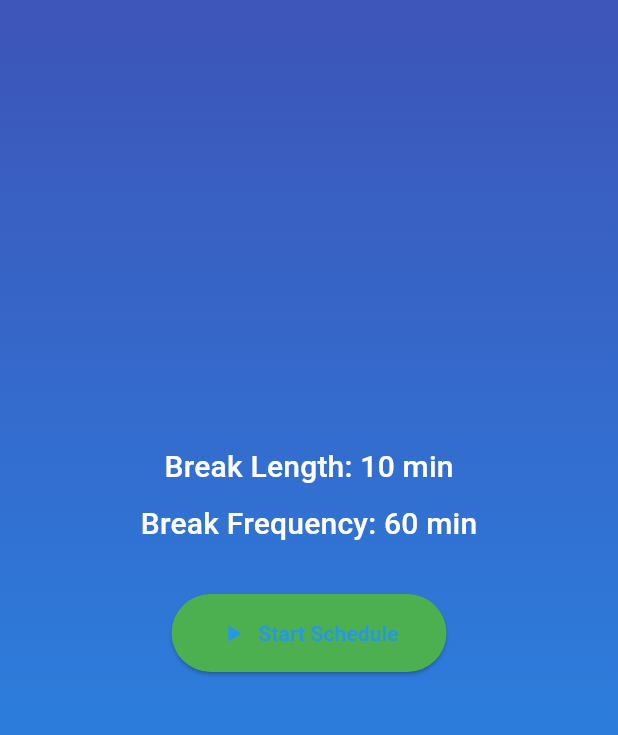
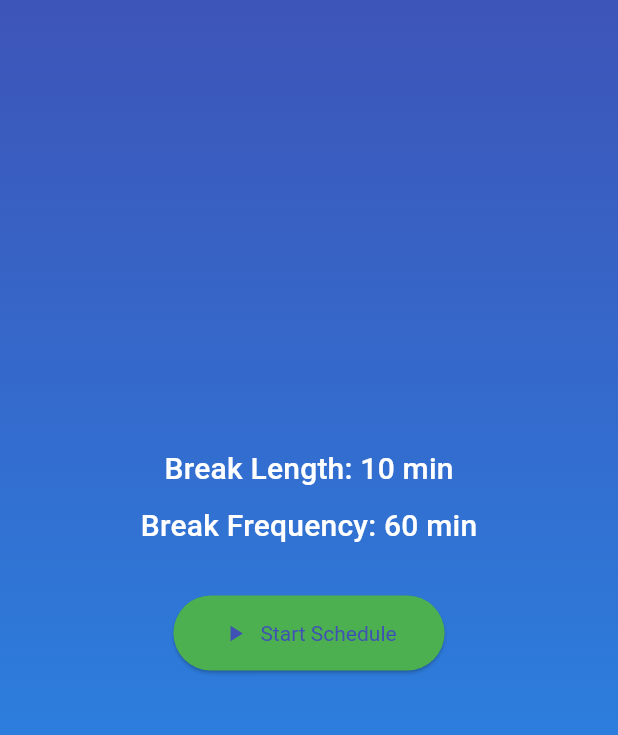
Before and after one commit to FlutterSmith/BreakSchedule, a Flutter app: the screen it shows after launch, after a tap on "Save Schedule", on a phone screen of 412 x 824 dp, the part 60-795 px from its top. Run offline on Flutter 3.47's test engine with Material 3 defaults, Android fonts, the phone set to English and light mode, and no system bars; our stand-ins replace bloc, equatable, flutter_bloc, flutter_local_notifications, lottie.

Commit message:
Add Lottie animation asset and update button styles in theme

```diff
--- a/lib/core/theme.dart
+++ b/lib/core/theme.dart
@@ -2,20 +2,29 @@
 
 class AppTheme {
   static ThemeData lightTheme = ThemeData(
-    brightness: Brightness.light,
     primaryColor: const Color(0xFF3F51B5),
-    colorScheme: ColorScheme.fromSwatch().copyWith(secondary: const Color(0xFF2196F3)),
+    colorScheme: ColorScheme.fromSwatch(
+      primarySwatch: Colors.indigo,
+      brightness: Brightness.light,
+    ).copyWith(secondary: const Color(0xFF2196F3)),
     scaffoldBackgroundColor: Colors.white,
     appBarTheme: const AppBarTheme(
       color: Colors.transparent,
       elevation: 0,
       iconTheme: IconThemeData(color: Colors.black87),
-      titleTextStyle: TextStyle(fontSize: 20, fontWeight: FontWeight.bold, color: Colors.black87),
+      titleTextStyle: TextStyle(
+        fontSize: 20,
+        fontWeight: FontWeight.bold,
+        color: Colors.black87,
+      ),
     ),
-    buttonTheme: ButtonThemeData(
-      buttonColor: const Color(0xFF3F51B5),
-      shape: RoundedRectangleBorder(borderRadius: BorderRadius.all(Radius.circular(30))),
-      textTheme: ButtonTextTheme.primary,
+    elevatedButtonTheme: ElevatedButtonThemeData(
+      style: ElevatedButton.styleFrom(
+        backgroundColor: const Color(0xFF3F51B5),
+        shape: RoundedRectangleBorder(
+          borderRadius: BorderRadius.all(Radius.circular(30)),
+        ),
+      ),
     ),
     textTheme: const TextTheme(
       displaySmall: TextStyle(fontSize: 32, fontWeight: FontWeight.bold),
@@ -25,23 +34,32 @@
   );
 
   static ThemeData darkTheme = ThemeData(
-    brightness: Brightness.dark,
     primaryColor: const Color(0xFF3F51B5),
-    colorScheme: ColorScheme.fromSwatch().copyWith(secondary: const Color(0xFF2196F3)),
+    colorScheme: ColorScheme.fromSwatch(
+      primarySwatch: Colors.indigo,
+      brightness: Brightness.dark,
+    ).copyWith(secondary: const Color(0xFF2196F3)),
     scaffoldBackgroundColor: Colors.black,
     appBarTheme: const AppBarTheme(
       color: Colors.transparent,
       elevation: 0,
       iconTheme: IconThemeData(color: Colors.white),
-      titleTextStyle: TextStyle(fontSize: 20, fontWeight: FontWeight.bold, color: Colors.white),
+      titleTextStyle: TextStyle(
+        fontSize: 20,
+        fontWeight: FontWeight.bold,
+        color: Colors.white,
+      ),
     ),
-    buttonTheme: ButtonThemeData(
-      buttonColor: const Color(0xFF3F51B5),
-      shape: RoundedRectangleBorder(borderRadius: BorderRadius.all(Radius.circular(30))),
-      textTheme: ButtonTextTheme.primary,
+    elevatedButtonTheme: ElevatedButtonThemeData(
+      style: ElevatedButton.styleFrom(
+        backgroundColor: const Color(0xFF3F51B5),
+        shape: RoundedRectangleBorder(
+          borderRadius: BorderRadius.all(Radius.circular(30)),
+        ),
+      ),
     ),
     textTheme: const TextTheme(
-      displayMedium: TextStyle(fontSize: 32, fontWeight: FontWeight.bold),
+      displaySmall: TextStyle(fontSize: 32, fontWeight: FontWeight.bold),
       titleMedium: TextStyle(fontSize: 20),
       bodyMedium: TextStyle(fontSize: 16),
     ),
--- a/lib/core/widgets/custom_button.dart
+++ b/lib/core/widgets/custom_button.dart
@@ -22,6 +22,7 @@
       label: Text(label),
       style: ElevatedButton.styleFrom(
         backgroundColor: color,
+        textStyle: const TextStyle(color: Colors.white),
         padding: const EdgeInsets.symmetric(horizontal: 32, vertical: 16),
         shape: RoundedRectangleBorder(borderRadius: BorderRadius.circular(30)),
       ),
--- a/lib/features/break_reminder/presentation/screens/setup_screen.dart
+++ b/lib/features/break_reminder/presentation/screens/setup_screen.dart
@@ -1,6 +1,7 @@
 import 'package:break_reminder_app/features/break_reminder/presentation/bloc/breal_bloc.dart';
 import 'package:flutter/material.dart';
 import 'package:flutter_bloc/flutter_bloc.dart';
+import 'package:lottie/lottie.dart';
 import '../../domain/entities/break_schedule.dart';
 import '../bloc/break_event.dart';
 import 'home_screen.dart';
@@ -16,27 +17,74 @@
       TextEditingController(text: '10');
   final TextEditingController _frequencyController =
       TextEditingController(text: '60');
+
   final Map<String, BreakSchedule> preloadedSchedules = {
-    'Custom': const BreakSchedule(breakLength: 10, frequency: 60, notificationType: 'push'),
-    'Pomodoro': const BreakSchedule(breakLength: 5, frequency: 25, notificationType: 'push'),
-    '52-17': const BreakSchedule(breakLength: 17, frequency: 52, notificationType: 'push'),
+    'Custom': const BreakSchedule(
+        breakLength: 10, frequency: 60, notificationType: 'push'),
+    'Pomodoro': const BreakSchedule(
+        breakLength: 5, frequency: 25, notificationType: 'push'),
+    '52-17': const BreakSchedule(
+        breakLength: 17, frequency: 52, notificationType: 'push'),
   };
   String _selectedSchedule = 'Custom';
   String _selectedNotificationType = 'push';
 
   @override
   Widget build(BuildContext context) {
+    final size = MediaQuery.of(context).size;
     return Scaffold(
-      appBar: AppBar(title: const Text('Setup Your Break Schedule')),
-      body: SingleChildScrollView(
-        padding: const EdgeInsets.all(16.0),
+      extendBodyBehindAppBar: true,
+      appBar: AppBar(
+        backgroundColor: Colors.transparent,
+        elevation: 0,
+        title: const Text('Setup Your Break Schedule'),
+      ),
+      body: Container(
+        width: size.width,
+        height: size.height,
+        decoration: const BoxDecoration(
+          gradient: LinearGradient(
+            colors: [Color(0xFF3F51B5), Color(0xFF2196F3)],
+            begin: Alignment.topLeft,
+            end: Alignment.bottomRight,
+          ),
+        ),
+        child: SingleChildScrollView(
+          child: Padding(
+            padding: EdgeInsets.only(
+                top: size.height * 0.15, left: 16, right: 16, bottom: 16),
+            child: Column(
+              children: [
+                // Animated header with Lottie
+                SizedBox(
+                  height: size.height * 0.2,
+                  child: Lottie.asset(
+                    'assets/lottie/setup_header.json',
+                    fit: BoxFit.contain,
+                  ),
+                ),
+                const SizedBox(height: 16),
+                // Form container in a Card
+                Card(
+                  color: Colors.white.withOpacity(0.85),
+                  shape: RoundedRectangleBorder(
+                    borderRadius: BorderRadius.circular(20),
+                  ),
+                  elevation: 8,
+                  child: Padding(
+                    padding: const EdgeInsets.all(24.0),
+                    child: Form(
+                      key: _formKey,
                       child: Column(
                         children: [
                           DropdownButtonFormField<String>(
                             value: _selectedSchedule,
-              decoration: const InputDecoration(
+                            decoration: InputDecoration(
                               labelText: 'Select a Schedule',
-                border: OutlineInputBorder(),
+                              prefixIcon: const Icon(Icons.schedule),
+                              border: OutlineInputBorder(
+                                borderRadius: BorderRadius.circular(12),
+                              ),
                             ),
                             items: preloadedSchedules.keys
                                 .map((schedule) => DropdownMenuItem(
@@ -49,42 +97,47 @@
                                 _selectedSchedule = value!;
                                 if (value != 'Custom') {
                                   final schedule = preloadedSchedules[value]!;
-                    _breakLengthController.text = schedule.breakLength.toString();
-                    _frequencyController.text = schedule.frequency.toString();
-                    _selectedNotificationType = schedule.notificationType;
+                                  _breakLengthController.text =
+                                      schedule.breakLength.toString();
+                                  _frequencyController.text =
+                                      schedule.frequency.toString();
+                                  _selectedNotificationType =
+                                      schedule.notificationType;
                                 }
                               });
                             },
                           ),
-            const SizedBox(height: 16.0),
-            Form(
-              key: _formKey,
-              child: Column(
-                children: [
+                          const SizedBox(height: 16),
                           TextFormField(
                             controller: _breakLengthController,
                             keyboardType: TextInputType.number,
-                    decoration: const InputDecoration(
+                            decoration: InputDecoration(
                               labelText: 'Break Length (minutes)',
-                      border: OutlineInputBorder(),
+                              prefixIcon: const Icon(Icons.timer),
+                              border: OutlineInputBorder(
+                                borderRadius: BorderRadius.circular(12),
+                              ),
                             ),
                             validator: (value) {
                               if (value == null ||
                                   value.isEmpty ||
                                   int.tryParse(value) == null ||
                                   int.parse(value) <= 0) {
-                        return 'Enter a valid number of minutes';
+                                return 'Enter a valid number';
                               }
                               return null;
                             },
                           ),
-                  const SizedBox(height: 16.0),
+                          const SizedBox(height: 16),
                           TextFormField(
                             controller: _frequencyController,
                             keyboardType: TextInputType.number,
-                    decoration: const InputDecoration(
+                            decoration: InputDecoration(
                               labelText: 'Frequency (minutes)',
-                      border: OutlineInputBorder(),
+                              prefixIcon: const Icon(Icons.repeat),
+                              border: OutlineInputBorder(
+                                borderRadius: BorderRadius.circular(12),
+                              ),
                             ),
                             validator: (value) {
                               if (value == null ||
@@ -96,18 +149,24 @@
                               return null;
                             },
                           ),
-                  const SizedBox(height: 16.0),
+                          const SizedBox(height: 16),
                           InputDecorator(
-                    decoration: const InputDecoration(
+                            decoration: InputDecoration(
                               labelText: 'Notification Type',
-                      border: OutlineInputBorder(),
+                              prefixIcon: const Icon(Icons.notifications),
+                              border: OutlineInputBorder(
+                                borderRadius: BorderRadius.circular(12),
+                              ),
                             ),
                             child: DropdownButtonHideUnderline(
                               child: DropdownButton<String>(
                                 value: _selectedNotificationType,
                                 items: const [
-                          DropdownMenuItem(value: 'push', child: Text('Push Notification')),
-                          DropdownMenuItem(value: 'alarm', child: Text('Alarm')),
+                                  DropdownMenuItem(
+                                      value: 'push',
+                                      child: Text('Push Notification')),
+                                  DropdownMenuItem(
+                                      value: 'alarm', child: Text('Alarm')),
                                 ],
                                 onChanged: (value) {
                                   setState(() {
@@ -117,30 +176,53 @@
                               ),
                             ),
                           ),
-                  const SizedBox(height: 24.0),
-                  ElevatedButton(
+                          const SizedBox(height: 24),
+                          SizedBox(
+                            width: double.infinity,
+                            child: ElevatedButton(
                               onPressed: () {
                                 if (_formKey.currentState!.validate()) {
                                   final schedule = BreakSchedule(
-                          breakLength: int.parse(_breakLengthController.text),
-                          frequency: int.parse(_frequencyController.text),
+                                    breakLength:
+                                        int.parse(_breakLengthController.text),
+                                    frequency:
+                                        int.parse(_frequencyController.text),
                                     notificationType: _selectedNotificationType,
                                   );
-                        context.read<BreakBloc>().add(SetScheduleEvent(schedule));
+                                  context
+                                      .read<BreakBloc>()
+                                      .add(SetScheduleEvent(schedule));
                                   Navigator.pushReplacement(
                                     context,
-                          MaterialPageRoute(builder: (context) => HomeScreen(schedule: schedule)),
+                                    MaterialPageRoute(
+                                        builder: (context) =>
+                                            HomeScreen(schedule: schedule)),
                                   );
                                 }
                               },
-                    child: const Text('Save Schedule'),
+                              style: ElevatedButton.styleFrom(
+                                padding:
+                                    const EdgeInsets.symmetric(vertical: 16),
+                                shape: RoundedRectangleBorder(
+                                  borderRadius: BorderRadius.circular(12),
                                 ),
-                ],
+                              ),
+                              child: const Text(
+                                'Save Schedule',
+                                style: TextStyle(fontSize: 18),
+                              ),
                             ),
                           ),
                         ],
                       ),
                     ),
+                  ),
+                ),
+              ],
+            ),
+          ),
+        ),
+      ),
     );
   }
 }
--- a/pubspec.yaml
+++ b/pubspec.yaml
@@ -22,3 +22,5 @@
 
 flutter:
   uses-material-design: true
+  assets:
+    - assets/lottie/setup_header.json
```
Also changed, not shown: assets/lottie/setup_header.json (added, +68 -0 lines). Lines whose indentation alone changed are shown as unchanged.
